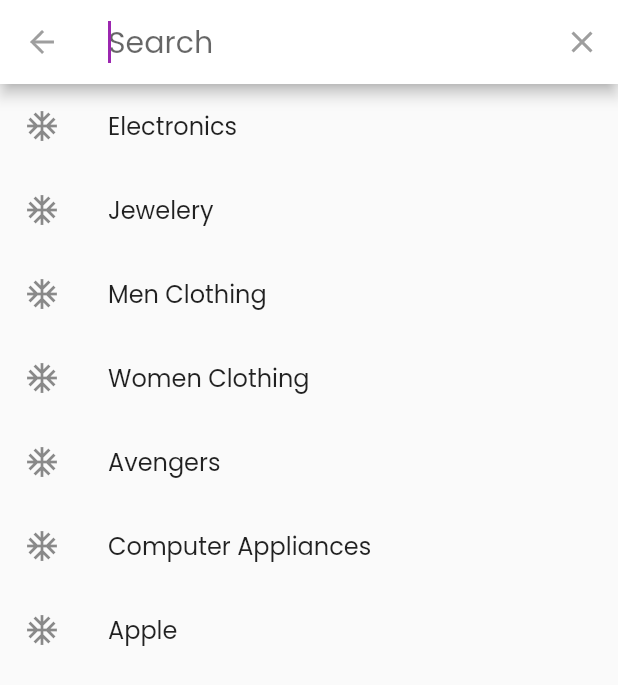
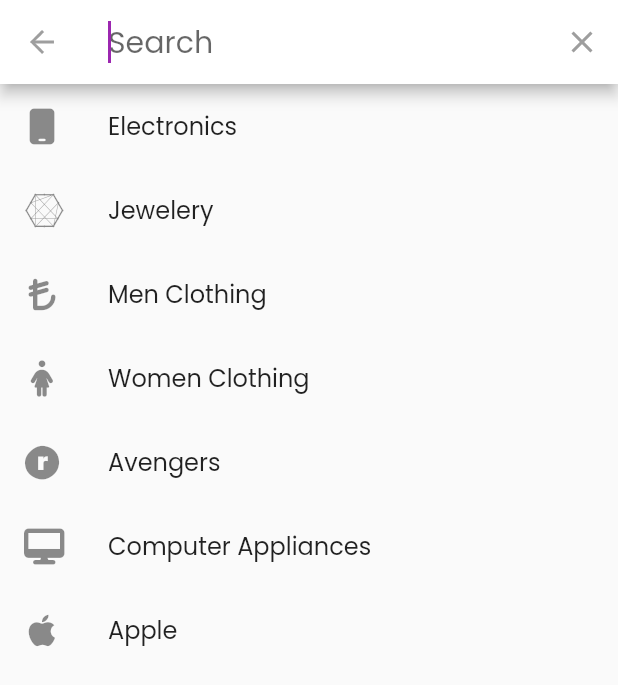
Before and after one commit to rdaftari-unlocked/FlutterAssignments, a Flutter app: the screen it shows after launch, after a tap on the "search" icon, on a phone screen of 412 x 824 dp. Shown: the top 685 px of the screen. Run offline on Flutter 3.47's test engine with Material 2 defaults, Android fonts, the phone set to English and light mode, and no system bars; our stand-ins replace flutter_icons, flutter_rating_bar; network calls fail.

Commit message:
Complete Search Implemenation , Category Icons

```diff
--- a/lib/items/data_search.dart
+++ b/lib/items/data_search.dart
@@ -47,7 +47,7 @@ class DataSearch extends SearchDelegate<String> {
     return ListView.builder(
         itemCount: DUMMY_CATEGORIES.length,
         itemBuilder: (context, index) => ListTile(
-              leading: Icon(Icons.ac_unit),
+              leading: DUMMY_CATEGORIES[index].icon,
               title: Text(DUMMY_CATEGORIES[index].title),
               onTap: () {
                 query = DUMMY_CATEGORIES[index].title;
--- a/lib/models/Category.dart
+++ b/lib/models/Category.dart
@@ -1,9 +1,12 @@
 import 'dart:ui';
+import 'package:flutter/cupertino.dart';
+import 'package:flutter/material.dart';
 
 class Category {
   final String id;
   final String title;
   final Color color;
   final String imgUrl;
-  const Category({this.id, this.title, this.color, this.imgUrl});
+  final Icon icon;
+  const Category({this.id, this.title, this.color, this.imgUrl, this.icon});
 }
--- a/lib/screens/home_screen.dart
+++ b/lib/screens/home_screen.dart
@@ -1,7 +1,4 @@
-import 'dart:async';
-
 import 'package:flutter/material.dart';
-import 'package:search_widget/search_widget.dart';
 import 'package:shopping_app/items/category_list_single_item.dart';
 import 'package:shopping_app/items/data_search.dart';
 import 'package:shopping_app/models/dummy_data.dart';
--- a/lib/screens/product_full_details.dart
+++ b/lib/screens/product_full_details.dart
@@ -6,7 +6,6 @@ import 'package:shopping_app/providers/product_provider.dart';
 class ProductFullDetails extends StatelessWidget {
   final String productId;
   ProductFullDetails(this.productId);
-
   @override
   Widget build(BuildContext context) {
     final loadedProduct = Provider.of<ProductProvider>(context);
--- a/pubspec.yaml
+++ b/pubspec.yaml
@@ -27,6 +27,7 @@ dependencies:
   http: 0.12.2
   provider: ^4.3.3
   flutter_rating_bar: ^3.2.0+1
+  flutter_icons: ^1.1.0
   # The following adds the Cupertino Icons font to your application.
   # Use with the CupertinoIcons class for iOS style icons.
   cupertino_icons: ^0.1.3
```
Also changed, not shown: lib/models/dummy_data.dart (+15 -8 lines), pubspec.lock.
